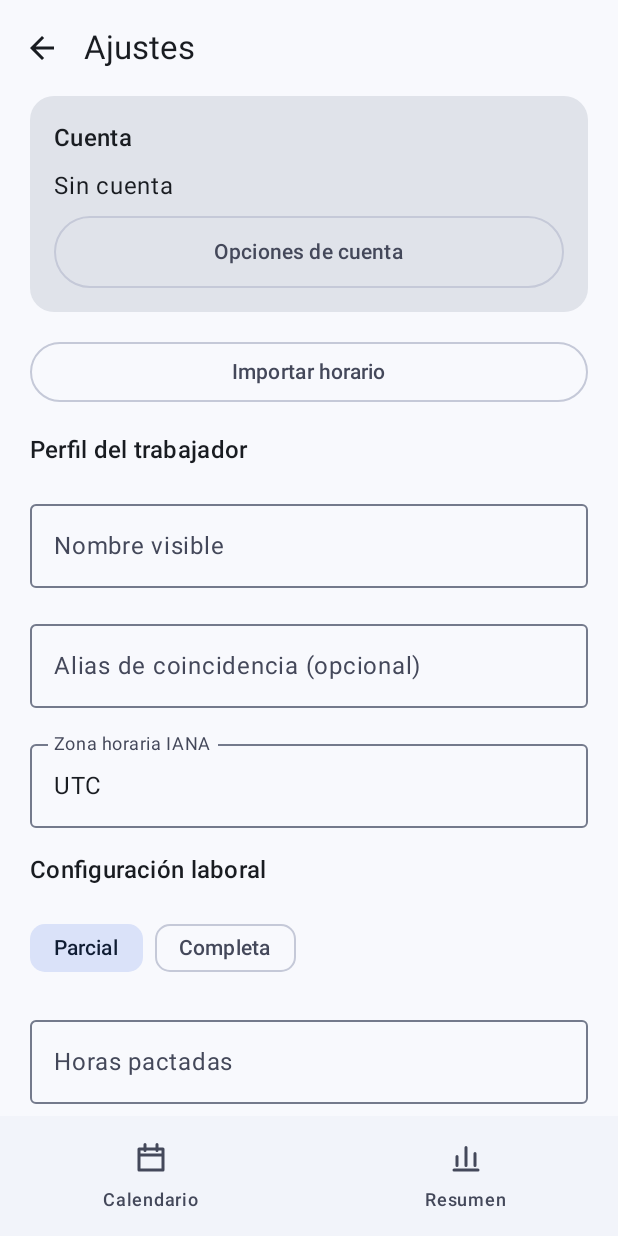
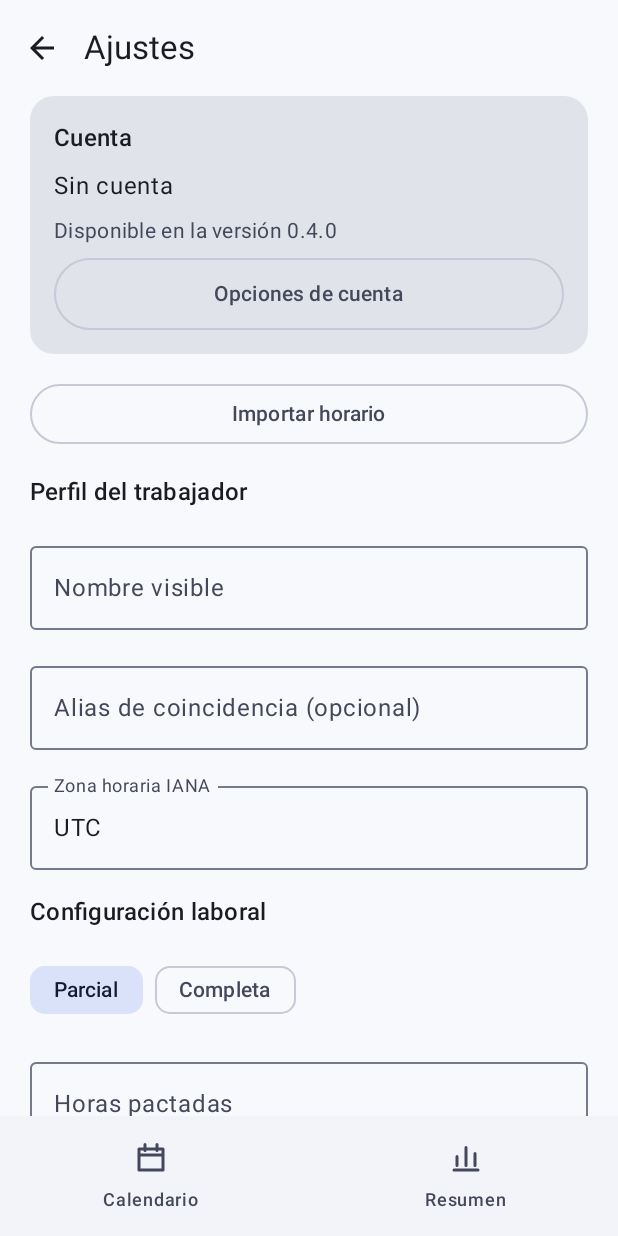
Before and after one commit to xavki/TurnoControl, an Android app built with Jetpack Compose: the screen it shows after launch (MainActivity), after a tap on "Ajustes", on a phone screen of 412 x 824 dp. Run offline under Robolectric (Android 15) with nearby library versions, the phone set to English and light mode, and no system bars; our stand-ins replace Dagger/Hilt's generated code, Room's generated code; libraries missing offline, so code that uses them is left out: com.google.mlkit.vision.

Commit message:
release: prepare TurnoControl 0.3.0
- versionCode 3, versionName 0.3.0.
- Release build type is not debuggable and is signed through an untracked
  release-signing.properties that points at the existing key, so
  `adb install -r` keeps installed data. Without that file, release stays
  unsigned.
- Account card and screen say "Disponible en la versión 0.4.0", also for
  TalkBack.
- Release notes with the Samsung A53 update and the LISTA_PUBLICACION §3
  check; non-blocking findings added to PENDIENTES_FUTUROS.md.
- Authentication architecture and ML Kit network privacy documents.
- Ignore release-signing.properties.

```diff
--- a/app/src/main/java/com/turnocontrol/ui/AccountUi.kt
+++ b/app/src/main/java/com/turnocontrol/ui/AccountUi.kt
@@ -55,8 +55,9 @@ data class AccountPresentation(
     val showContinueWithoutAccount: Boolean, val showSignOut: Boolean, val details: List<String>,
 )
 
-const val PROVIDERS_UNAVAILABLE = "Todavía no disponible: el inicio de sesión se activará cuando la conexión segura esté lista. " +
-    "Mientras tanto, TurnoControl funciona sin cuenta y sin Internet."
+/** Accounts and sync arrive in 0.4.0; this release ships without them (no provider, no INTERNET permission). */
+const val ACCOUNTS_RELEASE = "Disponible en la versión 0.4.0"
+const val PROVIDERS_UNAVAILABLE = "$ACCOUNTS_RELEASE. Mientras tanto, TurnoControl funciona sin cuenta y sin Internet."
 
 fun AccountUiState.presentation(providersAvailable: Boolean): AccountPresentation = when (this) {
     AccountUiState.Guest -> AccountPresentation("Sin cuenta",
@@ -65,7 +66,7 @@ fun AccountUiState.presentation(providersAvailable: Boolean): AccountPresentatio
     is AccountUiState.Authenticated -> AccountPresentation("Sesión iniciada como $maskedEmail",
         "Los datos de esta cuenta se guardan aparte de los datos sin cuenta.", providersEnabled = false, providerNote = null,
         showContinueWithoutAccount = false, showSignOut = true,
-        details = listOfNotNull("Acceso con $provider", "Sincronización: todavía no disponible", pendingChanges?.let { "Cambios pendientes de sincronizar: $it" },
+        details = listOfNotNull("Acceso con $provider", "Sincronización: ${ACCOUNTS_RELEASE.replaceFirstChar { it.lowercase() }}", pendingChanges?.let { "Cambios pendientes de sincronizar: $it" },
             conflicts?.takeIf { it > 0 }?.let { "Conflictos sin resolver: $it" }))
     is AccountUiState.Expired -> AccountPresentation("Sesión caducada ($maskedEmail)", AccountProblem.SESSION_EXPIRED.message,
         providersAvailable, PROVIDERS_UNAVAILABLE.takeUnless { providersAvailable }, showContinueWithoutAccount = false, showSignOut = true, details = emptyList())
@@ -133,6 +134,8 @@ fun AccountSummaryCard(model: AccountViewModel, onOpen: () -> Unit) {
         Column(Modifier.padding(16.dp), verticalArrangement = Arrangement.spacedBy(8.dp)) {
             Text("Cuenta", style = MaterialTheme.typography.titleMedium)
             Text(presentation.status, style = MaterialTheme.typography.bodyLarge)
+            if (!state.providersAvailable) Text(ACCOUNTS_RELEASE, style = MaterialTheme.typography.bodyMedium,
+                color = MaterialTheme.colorScheme.onSurfaceVariant, modifier = Modifier.testTag("account-summary-availability"))
             OutlinedButton(onClick = onOpen, modifier = Modifier.fillMaxWidth().heightIn(min = 48.dp)) { Text("Opciones de cuenta") }
         }
     }
@@ -166,9 +169,9 @@ fun AccountContent(state: AccountScreenState, onBack: () -> Unit, onSignOut: ()
             if (state.account !is AccountUiState.Authenticated) {
                 val signIn = if (state.account is AccountUiState.Expired) "Iniciar sesión de nuevo" else "Iniciar sesión"
                 Button(onClick = {}, enabled = presentation.providersEnabled, modifier = Modifier.fillMaxWidth().heightIn(min = 48.dp).testTag("account-signin")
-                    .semantics { contentDescription = if (presentation.providersEnabled) signIn else "$signIn, todavía no disponible" }) { Text(signIn) }
+                    .semantics { contentDescription = if (presentation.providersEnabled) signIn else "$signIn, ${ACCOUNTS_RELEASE.lowercase()}" }) { Text(signIn) }
                 if (state.account == AccountUiState.Guest) OutlinedButton(onClick = {}, enabled = presentation.providersEnabled, modifier = Modifier.fillMaxWidth().heightIn(min = 48.dp).testTag("account-create")
-                    .semantics { contentDescription = if (presentation.providersEnabled) "Crear cuenta" else "Crear cuenta, todavía no disponible" }) { Text("Crear cuenta") }
+                    .semantics { contentDescription = if (presentation.providersEnabled) "Crear cuenta" else "Crear cuenta, ${ACCOUNTS_RELEASE.lowercase()}" }) { Text("Crear cuenta") }
                 presentation.providerNote?.let { Text(it, style = MaterialTheme.typography.bodySmall, color = colors.onSurfaceVariant, modifier = Modifier.testTag("account-provider-note")) }
             }
             if (presentation.showContinueWithoutAccount) {
@@ -176,7 +179,7 @@ fun AccountContent(state: AccountScreenState, onBack: () -> Unit, onSignOut: ()
             }
             if (state.account is AccountUiState.Authenticated) {
                 OutlinedButton(onClick = {}, enabled = false, modifier = Modifier.fillMaxWidth().heightIn(min = 48.dp).testTag("account-switch")
-                    .semantics { contentDescription = "Cambiar de cuenta, todavía no disponible" }) { Text("Cambiar de cuenta") }
+                    .semantics { contentDescription = "Cambiar de cuenta, ${ACCOUNTS_RELEASE.lowercase()}" }) { Text("Cambiar de cuenta") }
             }
             if (presentation.showSignOut) {
                 OutlinedButton(onClick = onSignOut, enabled = !state.busy, modifier = Modifier.fillMaxWidth().heightIn(min = 48.dp).testTag("account-signout")) { Text("Cerrar sesión") }
```
Also changed, not shown: app/build.gradle.kts (+20 -2 lines), 6 other files.
